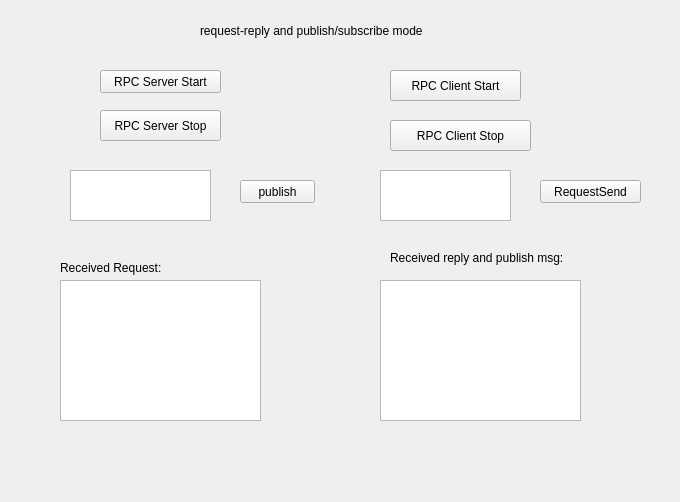
The window that QuantTrader/QCTrader/RpcTestDialog.ui (yuanhuei/CQuantTrader) describes before a commit, drawn with Qt 5.
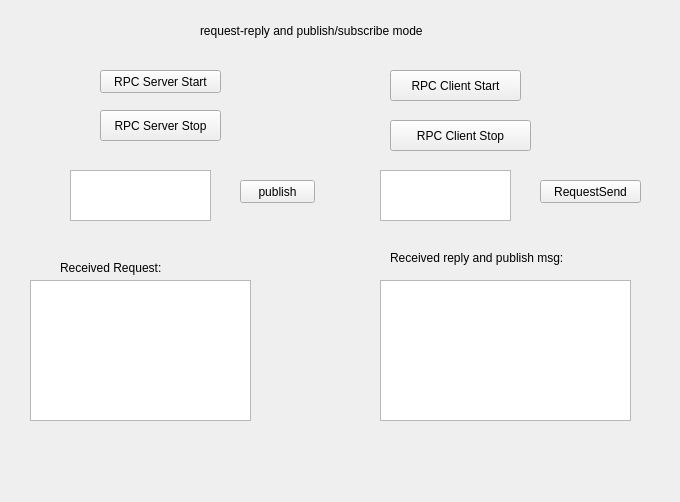
The same window after the commit.

```diff
--- a/QuantTrader/QCTrader/RpcTestDialog.ui
+++ b/QuantTrader/QCTrader/RpcTestDialog.ui
@@ -81,9 +81,9 @@
   <widget class="QTextEdit" name="textEdit">
    <property name="geometry">
     <rect>
-     <x>60</x>
+     <x>30</x>
      <y>280</y>
-     <width>201</width>
+     <width>221</width>
      <height>141</height>
     </rect>
    </property>
@@ -152,7 +152,7 @@
     <rect>
      <x>380</x>
      <y>280</y>
-     <width>201</width>
+     <width>251</width>
      <height>141</height>
     </rect>
    </property>
```
